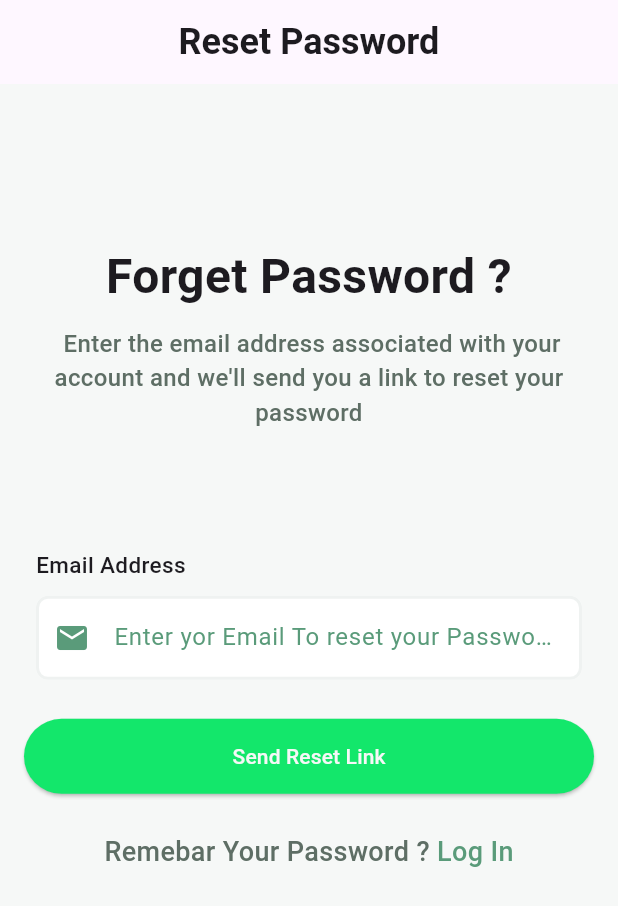
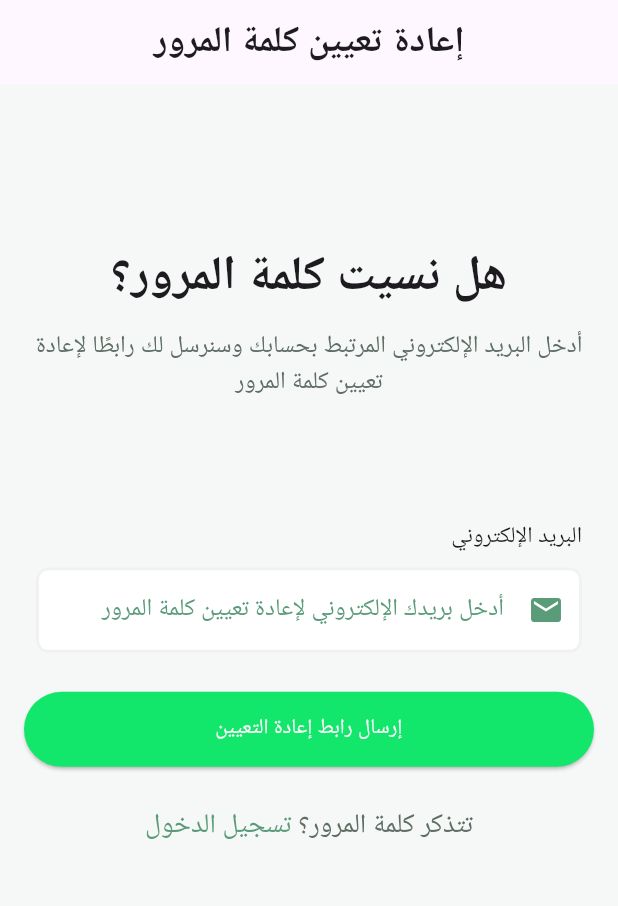
Before and after one commit to MohamedGamil13/Dawak, a Flutter app: the ForgetPasswordScreen screen opened by its route, on a phone screen of 412 x 824 dp. Shown: the top 906 px of the screen. Run offline on Flutter 3.47's test engine with Material 3 defaults, Android fonts, the phone set to English and light mode, and no system bars; our stand-ins replace dotted_border, flutter_screenutil, font_awesome_flutter, get_it, go_router, smooth_page_indicator.

Commit message:
add arabic To sign Up screen

```diff
--- a/lib/features/auth/presentation/views/forget_password_screen.dart
+++ b/lib/features/auth/presentation/views/forget_password_screen.dart
@@ -1,5 +1,6 @@
 import 'package:dawak/core/theme/styles/app_styles.dart';
 import 'package:dawak/features/auth/presentation/views/widgets/reset_password_screen_body.dart';
+import 'package:dawak/generated/l10n.dart';
 import 'package:flutter/material.dart';
 
 class ForgetPasswordScreen extends StatelessWidget {
@@ -7,9 +8,11 @@ class ForgetPasswordScreen extends StatelessWidget {
 
   @override
   Widget build(BuildContext context) {
+    final s = S.of(context);
+
     return Scaffold(
       appBar: AppBar(
-        title: const Text('Reset Password', style: AppStyles.bold24black),
+        title: Text(s.resetPasswordTitle, style: AppStyles.bold24black),
         centerTitle: true,
       ),
       body: const ResetPasswordScreenBody(),
--- a/lib/features/auth/presentation/views/widgets/reset_password_screen_body.dart
+++ b/lib/features/auth/presentation/views/widgets/reset_password_screen_body.dart
@@ -4,6 +4,7 @@ import 'package:dawak/core/theme/colors/app_colors.dart';
 import 'package:dawak/core/theme/styles/app_styles.dart';
 import 'package:dawak/core/widgets/custom_button.dart';
 import 'package:dawak/core/widgets/custom_textfeild.dart';
+import 'package:dawak/generated/l10n.dart';
 import 'package:flutter/gestures.dart';
 import 'package:flutter/material.dart';
 import 'package:flutter_screenutil/flutter_screenutil.dart';
@@ -13,51 +14,62 @@ class ResetPasswordScreenBody extends StatelessWidget {
 
   @override
   Widget build(BuildContext context) {
+    final s = S.of(context);
+
     return Padding(
       padding: const EdgeInsets.symmetric(horizontal: 16),
       child: Column(
-        crossAxisAlignment: .center,
+        crossAxisAlignment: CrossAxisAlignment.center,
         spacing: 10,
         children: [
           SizedBox(height: 80.h),
-          const Text(
-            'Forget Password ? ',
+
+          Text(
+            s.forgetPasswordHeader,
             style: AppStyles.bold32black,
-            textAlign: .center,
+            textAlign: TextAlign.center,
           ),
-          const Text(
-            " Enter the email address associated with your account and we'll send you a link to reset your password",
+
+          Text(
+            s.forgetPasswordDescription,
             style: AppStyles.w500gray16,
-            textAlign: .center,
+            textAlign: TextAlign.center,
           ),
+
           SizedBox(height: 50.h),
-          const Align(
+
+          Align(
             alignment: AlignmentDirectional.centerStart,
             child: Padding(
-              padding: EdgeInsets.symmetric(horizontal: 8.0),
-              child: Text('Email Address', style: AppStyles.w500black10),
+              padding: const EdgeInsets.symmetric(horizontal: 8.0),
+              child: Text(s.emailAddress, style: AppStyles.w500black10),
             ),
           ),
-          const Padding(
-            padding: EdgeInsets.symmetric(horizontal: 8.0),
+
+          Padding(
+            padding: const EdgeInsets.symmetric(horizontal: 8.0),
             child: CustomTextfield(
               icon: Icons.email,
-              hint: 'Enter yor Email To reset your Password',
+              hint: s.enterEmailToReset,
               hintColor: AppColors.darkGreen,
             ),
           ),
+
           SizedBox(height: 5.h),
-          CustomButton(onPressed: () {}, text: 'Send Reset Link'),
+
+          CustomButton(onPressed: () {}, text: s.sendResetLink),
+
           SizedBox(height: 5.h),
+
           Text.rich(
             TextSpan(
-              children: <TextSpan>[
-                const TextSpan(
-                  text: 'Remebar Your Password ? ',
+              children: [
+                TextSpan(
+                  text: "${s.rememberPassword} ",
                   style: AppStyles.w500gray18,
                 ),
                 TextSpan(
-                  text: 'Log In',
+                  text: s.login,
                   style: AppStyles.w500green18,
                   recognizer: TapGestureRecognizer()
                     ..onTap = () {
--- a/lib/l10n/intl_ar.arb
+++ b/lib/l10n/intl_ar.arb
@@ -39,12 +39,18 @@
   "signUpSubtitle": "انضم إلى مجتمعنا للحصول على توصيل أسرع للأدوية واستشارات طبية متخصصة",
   "fullName": "الاسم بالكامل",
   "enterName": "أدخل اسمك",
-  "emailAddress": "البريد الإلكتروني",
   "enterEmailExample": "ادخل بريدك الإلكتروني",
   "phoneNumber": "رقم الهاتف",
   "enterPhone": "(+20) 01102535450",
   "createAccount": "إنشاء حساب",
   "register": "سجل الدخول",
   "chronicCondition": "لدي حالة مزمنة",
-  "chronicConditionSubtitle": "هذا يساعدنا على تخصيص تجربة الصيدلية والتذكيرات الخاصة بك"
-}
+  "chronicConditionSubtitle": "هذا يساعدنا على تخصيص تجربة الصيدلية والتذكيرات الخاصة بك",
+    "resetPasswordTitle": "إعادة تعيين كلمة المرور",
+  "forgetPasswordHeader": "هل نسيت كلمة المرور؟",
+  "forgetPasswordDescription": "أدخل البريد الإلكتروني المرتبط بحسابك وسنرسل لك رابطًا لإعادة تعيين كلمة المرور",
+  "emailAddress": "البريد الإلكتروني",
+  "enterEmailToReset": "أدخل بريدك الإلكتروني لإعادة تعيين كلمة المرور",
+    "sendResetLink": "إرسال رابط إعادة التعيين",
+    "rememberPassword": "تتذكر كلمة المرور؟"
+  }
--- a/lib/l10n/intl_en.arb
+++ b/lib/l10n/intl_en.arb
@@ -46,5 +46,11 @@
   "createAccount": "Create Account",
   "register": "Register",
   "chronicCondition": "I have a chronic condition",
-  "chronicConditionSubtitle": "This helps us personalize your pharmacy experience and reminders"
+  "chronicConditionSubtitle": "This helps us personalize your pharmacy experience and reminders",
+  "resetPasswordTitle": "Reset Password",
+  "forgetPasswordHeader": "Forgot Password?",
+  "forgetPasswordDescription": "Enter the email address associated with your account and we'll send you a link to reset your password",
+  "enterEmailToReset": "Enter your email to reset your password",
+  "sendResetLink": "Send Reset Link",
+  "rememberPassword": "Remember your password?"
 }
--- a/lib/main.dart
+++ b/lib/main.dart
@@ -20,7 +20,7 @@ class Dawak extends StatelessWidget {
     return ScreenUtilInit(
       designSize: const Size(360, 690),
       child: MaterialApp.router(
-        locale: const Locale('en'),
+        locale: const Locale('ar'),
         localizationsDelegates: const [
           S.delegate,
           GlobalMaterialLocalizations.delegate,
```
Also changed, not shown: lib/generated/intl/messages_ar.dart, lib/generated/intl/messages_en.dart, lib/generated/l10n.dart.
